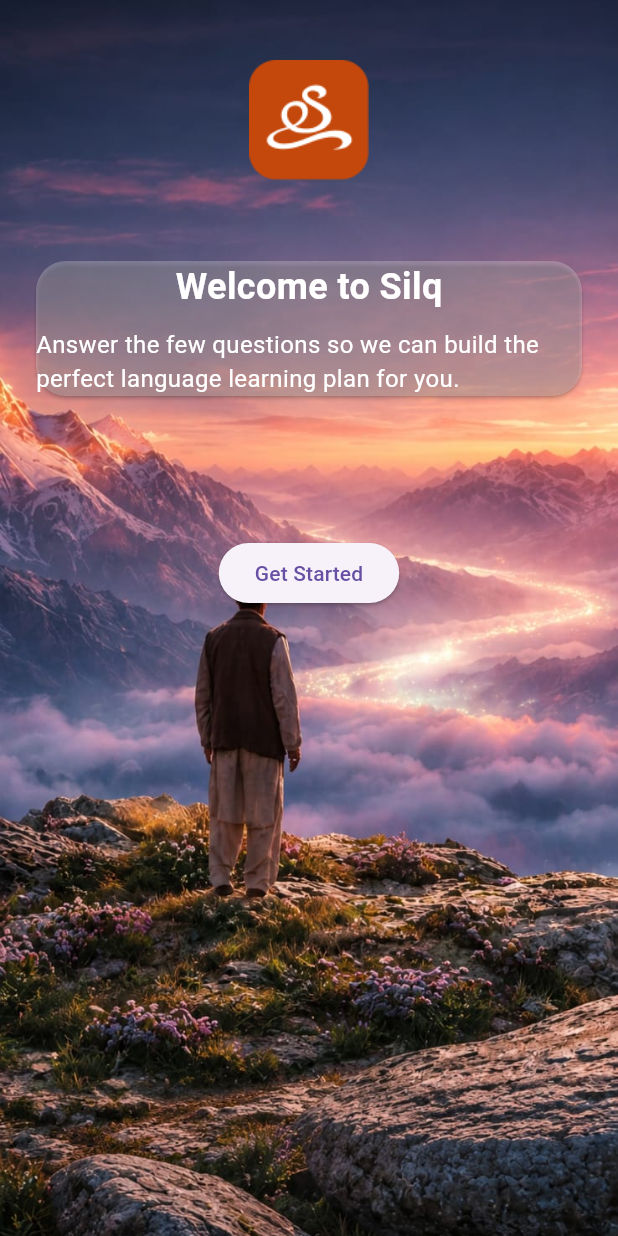
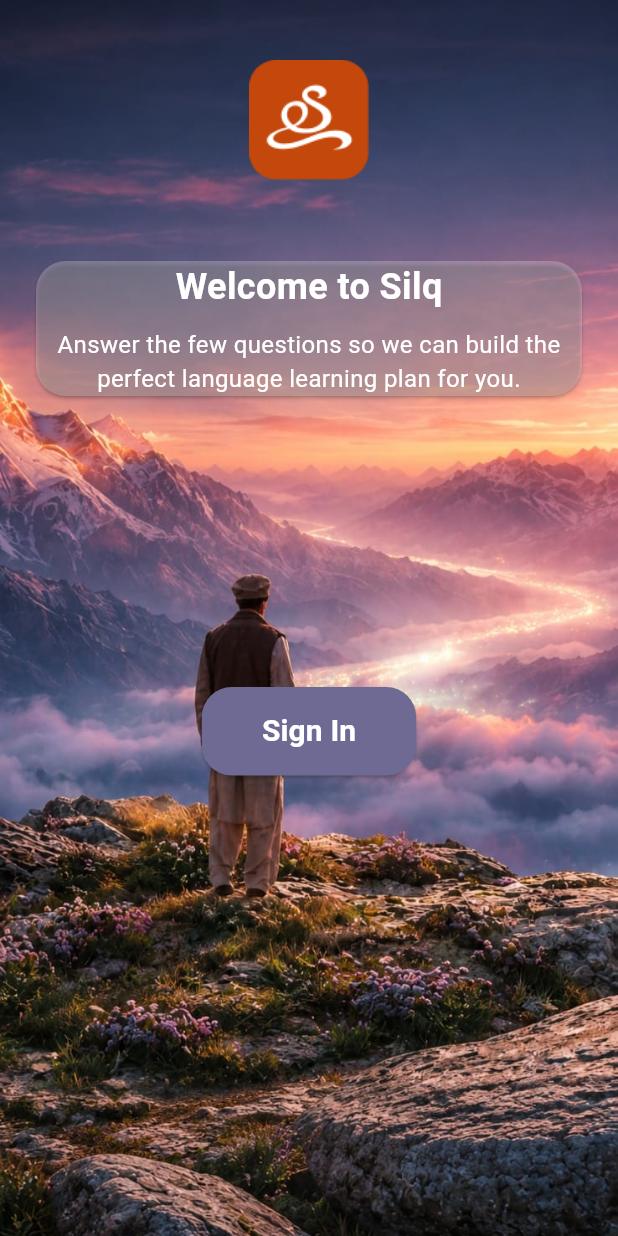
Before and after one commit to Laraib-T/my_projects, a Flutter app: the screen it shows after launch, on a phone screen of 412 x 824 dp. Run offline on Flutter 3.47's test engine with Material 3 defaults, Android fonts, the phone set to English and light mode, and no system bars; Roboto replaces fonts that are missing (PlayfairDisplay, calibri).

Commit message:
button addition

```diff
--- a/lib/main.dart
+++ b/lib/main.dart
@@ -63,18 +63,18 @@ class WelcomeScreen extends StatelessWidget {
                     SizedBox(height: 10),
                     Text(
                       'Answer the few questions so we can build the perfect language learning plan for you.',
+                      textAlign: TextAlign.center,
                       style: TextStyle(
                         fontSize: 16,
                         fontWeight: FontWeight.normal,
                         color: Colors.white,
-                        fontFamily: 'calibri',
                       ),
                     ),
                   ],
                 ),
               ),
             ),
-            SizedBox(height: 50),
+            SizedBox(height: 150),
             Padding(
               padding: const EdgeInsets.all(20),
 
@@ -82,9 +82,24 @@ class WelcomeScreen extends StatelessWidget {
                 onPressed: () {
                   // Handle button press
                 },
+                style: ElevatedButton.styleFrom(
+
+                  backgroundColor: const Color(0xff6E6A94),
+                  foregroundColor: Colors.white,
+                  shape: RoundedRectangleBorder(
+                    borderRadius: BorderRadius.circular(20),
+
+                  ),
+                  padding: EdgeInsets.symmetric(horizontal: 40, vertical: 15),
+                ),
 
 
-                child: Text('Get Started'),
+                child: Text('Sign In',
+                 style: TextStyle(
+                          fontSize: 20,
+                          fontWeight: FontWeight.bold,
+                        ),),
+
               )
             )
           ],
```
